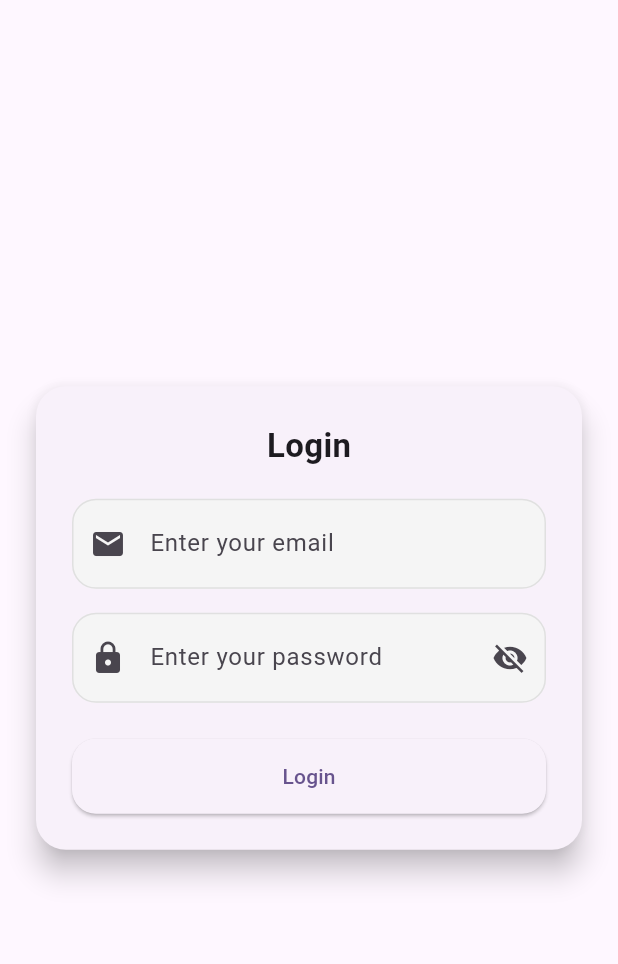
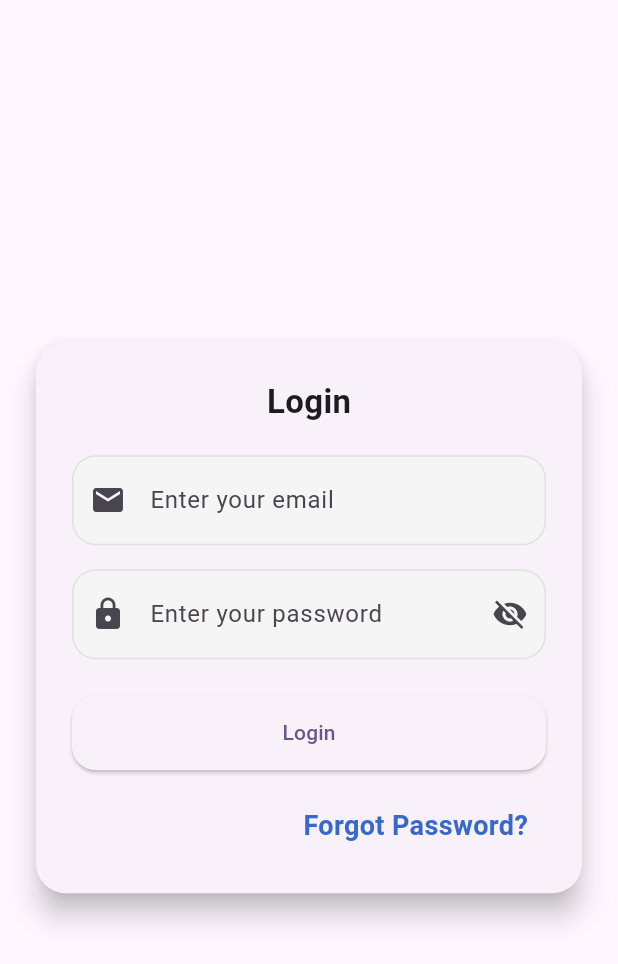
Before and after one commit to diab206/YallaNebi3, a Flutter app: the screen it shows after launch, on a phone screen of 412 x 824 dp. Shown: the top 964 px of the screen. Run offline on Flutter 3.47's test engine with Material 3 defaults, Android fonts, the phone set to English and light mode, and no system bars.

Commit message:
create custom text buttom

```diff
--- a/lib/views/auth/ui/login_view.dart
+++ b/lib/views/auth/ui/login_view.dart
@@ -1,5 +1,6 @@
 import 'package:flutter/foundation.dart';
 import 'package:flutter/material.dart';
+import 'package:yalla_nebi3/core/widgets/text_button.dart';
 import 'package:yalla_nebi3/core/widgets/text_form_field.dart'; // Use your reusable field
 
 class LoginView extends StatefulWidget {
@@ -98,6 +99,19 @@ class _LoginViewState extends State<LoginView> {
                   ),
                   child: const Text('Login'),
                 ),
+
+                const SizedBox(height: 16),
+
+                /// Forgot Password
+                Row(
+                  mainAxisAlignment: MainAxisAlignment.end,
+                  children: [
+                    CustomTextButton(
+                      onTap: (){},
+                      text: 'Forgot Password?',
+                    ),
+                  ],
+                ),
               ],
             ),
           ),
```
